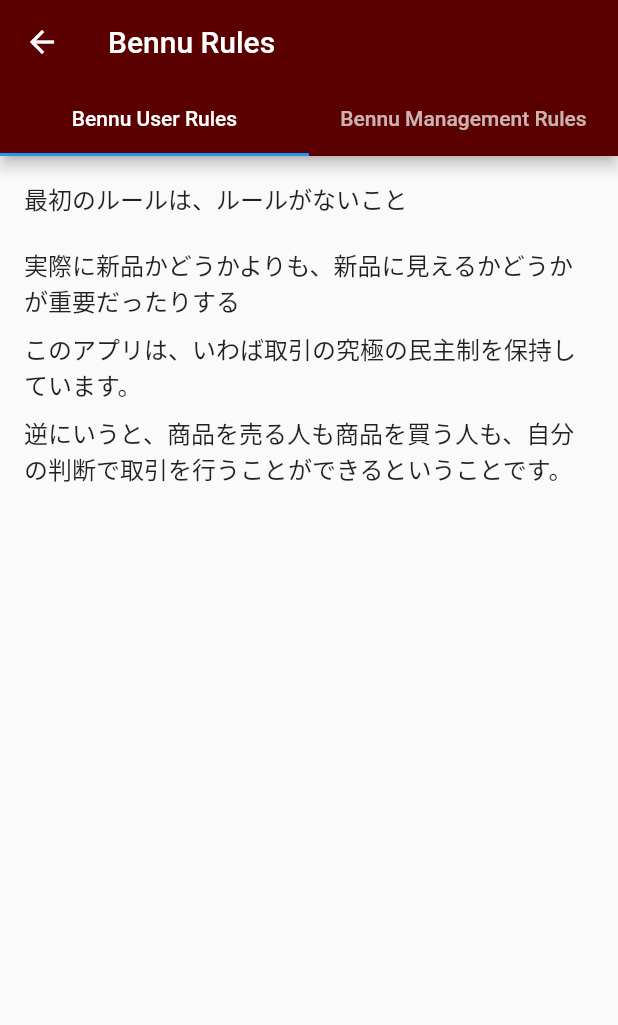
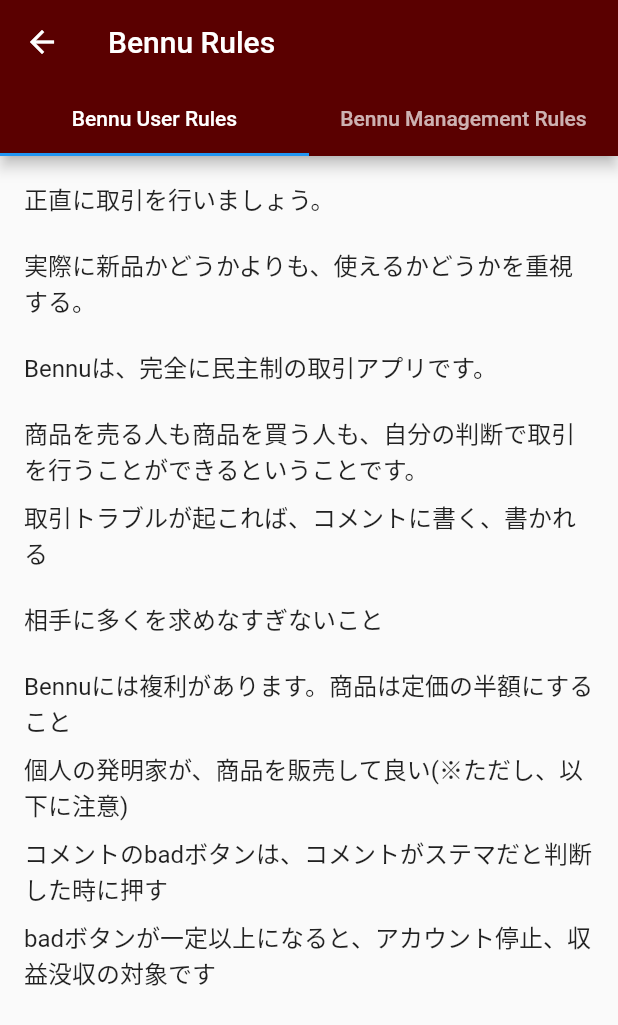
Before and after one commit to brief69/dms_front, a Flutter app: the SettingsPage screen opened directly, after a tap on "Bennu Rules", on a phone screen of 412 x 824 dp. Shown: the top 1025 px of the screen. Run offline on Flutter 3.47's test engine with Material 2 defaults, Android fonts, the light colour scheme and no system bars; our stand-ins replace cloud_firestore, firebase_auth, firebase_core, firebase_storage, flutter_riverpod, flutter_secure_storage and 4 more; missing offline and left inert: flutter_stripe, passkeys, solana; accounts and stored records are empty.

Commit message:
Change as appropriate

```diff
--- a/lib/models/media_model.dart
+++ b/lib/models/media_model.dart
@@ -1,3 +1,4 @@
+
 
 
 import 'package:cloud_firestore/cloud_firestore.dart';
@@ -14,7 +15,6 @@
   final String caption;
   final int stock;
   final int price;
-  final int relay;
 
   MediaModel({
     required this.videoUrl,
@@ -27,8 +27,7 @@
     required this.shares,
     required this.caption,
     required this.stock,
-    required this.price,
-    required this.relay, required FirebaseFirestore firestore,
+    required this.price, required FirebaseFirestore firestore,
   });
 
   get postDate => null;
--- a/lib/services/token_service.dart
+++ b/lib/services/token_service.dart
@@ -5,7 +5,7 @@
 import 'package:flutter_secure_storage/flutter_secure_storage.dart';
 
 Future<void> mintBerryToken(DocumentSnapshot<Map<String, dynamic>> post) async {
-  final storage = FlutterSecureStorage();
+  const storage = FlutterSecureStorage();
 
   // 秘密キーの取得
   final privateKeyString = await storage.read(key: 'privateKey');
--- a/lib/viewmodels/media_viewmodel.dart
+++ b/lib/viewmodels/media_viewmodel.dart
@@ -18,7 +18,6 @@
   String get caption => media.caption;
   int get stock => media.stock;
   int get price => media.price;
-  int get relay => media.relay;
 
 
   List<dynamic> get mediaItems => media.mediaItems;
--- a/lib/views/box_view.dart
+++ b/lib/views/box_view.dart
@@ -14,7 +14,8 @@
 
     return Scaffold(
       appBar: AppBar(
-        title: const Text("カート"), // TODO #2:タイトルは今後考えるかな
+        // appbarには、配送状況に応じて左から右に現在のステータスが表示されるようにする。
+        //
       ),
       body: ListView.builder(
         itemCount: boxItems.length,
@@ -60,13 +61,9 @@
   }
 }
 
-// box_view.dartは、商品のカートのページ
-// カートのページは、アプリのメインのタブバーの右側のタブに表示されており、
-// カートタブをタップすると、カートの中身が表示される
-// カートの中身は、商品の画像、商品名、商品の値段、商品の個数、商品の合計金額、商品の削除ボタンが表示される
-// 商品の削除ボタンを押すと、その商品がカートから削除される
+
+// stockの数は、左にマイナス、右にプラス、中心に現在の数が表示される。0にすると、商品がカートから削除される。
 // カートの中身の合計金額は、カートの中身の商品の合計金額の合計金額を表示する
-// 一つ一つの商品は、Listviewで表示する
-// 商品の個数は、プラスボタンとマイナスボタンで増減できる
-// 商品の個数を増減すると、商品の合計金額が変わる
-// 商品の個数を増減すると、カートの中身の合計金額が変わる
+// 一つ一つの商品は、gridviewで表示し、各グリッドは商品のmedia、price、stockの数、が表示れる。
+// グリッドをタップすると、商品の詳細ページに飛び、そのページではカート内の商品のみをlistviewで閲覧できる。
+// 商品の個数を増減すると、合計金額が変わる
--- a/lib/views/home_view.dart
+++ b/lib/views/home_view.dart
@@ -33,7 +33,6 @@
         caption: postData['caption'] ?? '',
         stock: postData['stock'] ?? 0,
         price: postData['price'] ?? 0,
-        relay: postData['relays'] ?? 0,
       ),
     );
   }
@@ -67,7 +66,6 @@
               postDate: doc['postDate'],
               likes: doc['likes'],
               comments: doc['comments'],
-              relays: doc['relays'],
               shares: doc['shares'],
               purchases: doc['Buy'],
               media: doc['media'],
--- a/lib/views/media_item_view.dart
+++ b/lib/views/media_item_view.dart
@@ -8,7 +8,7 @@
 class MediaItemView extends StatefulWidget {
   final MediaViewModel viewModel;
 
-  const MediaItemView({required this.viewModel, Key? key, required caption, required itemlimit, required postDate, required likes, required comments, required relays, required shares, required purchases, required media, required boxin}) : super(key: key);
+  const MediaItemView({required this.viewModel, Key? key, required caption, required itemlimit, required postDate, required likes, required comments, required shares, required purchases, required media, required boxin}) : super(key: key);
 
   @override
   MediaItemViewState createState() => MediaItemViewState();
@@ -108,8 +108,6 @@
               const SizedBox(width: 10),
               Text('\$${widget.viewModel.price}', style: const TextStyle(color: Colors.white)),
               const SizedBox(width: 10),
-              const Icon(Icons.location_on, color: Colors.white),
-              Text('${widget.viewModel.relay}', style: const TextStyle(color: Colors.white)),
             ],
           ),
         ),
@@ -153,7 +151,7 @@
               _keys[index].currentState?.pause();
             }
           },
-          child: MediaItemView(viewModel: widget.viewModels[index], key: _keys[index], caption: null, itemlimit: null, postDate: null, likes: null, comments: null, relays: null, shares: null, purchases: null, media: null, boxin: null,),
+          child: MediaItemView(viewModel: widget.viewModels[index], key: _keys[index], caption: null, itemlimit: null, postDate: null, likes: null, comments: null, shares: null, purchases: null, media: null, boxin: null,),
         );
       },
     );
--- a/lib/views/profilepages/settings_page.dart
+++ b/lib/views/profilepages/settings_page.dart
@@ -53,9 +53,6 @@
                     Navigator.push(context, MaterialPageRoute(builder: (context) => const AddressSetPage()));
                   },
                 ),
-                const ListTile(
-                  title: Text('AUTH004', style: TextStyle(color: Color.fromARGB(180, 60, 0, 0))),
-                ),
                 SwitchListTile(
                   title: const Text('Account Closed'),
                   value: viewModel.isAccountClosed ?? false,
--- a/lib/views/search_page.dart
+++ b/lib/views/search_page.dart
@@ -26,14 +26,15 @@
             onSubmitted: (query) {
               ref.read(searchProvider).fetchSearchResults(query);
             },
-            style: const TextStyle(color: Colors.white),  // 入力文字の色が白
+            style: const TextStyle(color: Colors.white),
           ),
           bottom: const TabBar(
-            labelColor: Colors.white,  // タブの文字色が白
+            labelColor: Colors.white,
             tabs: [
               Tab(text: 'Site'),
               Tab(text: 'Product'),
               Tab(text: 'User'),
+              Tab(text: '家電')
             ],
           ),
         ),
--- a/lib/views/settingpages/rules_page.dart
+++ b/lib/views/settingpages/rules_page.dart
@@ -40,31 +40,34 @@
     return ListView(
       children: const [
         ListTile(
-          title: Text('最初のルールは、ルールがないこと'),
+          title: Text('正直に取引を行いましょう。'),
         ),
         ListTile(
-          title: Text('実際に新品かどうかよりも、新品に見えるかどうかが重要だったりする'),
+          title: Text('実際に新品かどうかよりも、使えるかどうかを重視する。'),
         ),
         ListTile(
-          title: Text('このアプリは、いわば取引の究極の民主制を保持しています。'),
+          title: Text('Bennuは、完全に民主制の取引アプリです。'),
         ),
         ListTile(
-          title: Text('逆にいうと、商品を売る人も商品を買う人も、自分の判断で取引を行うことができるということです。'),
+          title: Text('商品を売る人も商品を買う人も、自分の判断で取引を行うことができるということです。'),
         ),
         ListTile(
-          title: Text(''),
+          title: Text('取引トラブルが起これば、コメントに書く、書かれる'),
         ),
         ListTile(
-          title: Text(''),
+          title: Text('相手に多くを求めなすぎないこと'),
         ),
         ListTile(
-          title: Text(''),
+          title: Text('Bennuには複利があります。商品は定価の半額にすること'),
         ),
         ListTile(
-          title: Text(''),
+          title: Text('個人の発明家が、商品を販売して良い(※ただし、以下に注意)'),
         ),
         ListTile(
-          title: Text(''),
+          title: Text('コメントのbadボタンは、コメントがステマだと判断した時に押す'),
+        ),
+        ListTile(
+          title: Text('badボタンが一定以上になると、アカウント停止、収益没収の対象です')
         ),
       ],
     );
@@ -124,7 +127,3 @@
 // あるいは、あなたが思っていたよりも、ずっとずっと安かったり、高かったりすることがあります。
 // そんなとき、あなたは、その商品を買ったお店に、その商品を返品したいと言います。
 // そのとき、お店の人は、あなたに、返品はできないと言うかもしれません。
-// あなたは、そのとき、お店の人に、返品できないのはおかしいと言うかもしれません。
-// お店の人は、あなたに、返品できないのは、お店のルールだからだと言うかもしれません。
-// あなたは、そのとき、お店の人に、ルールはおかしいと言うかもしれません。
-//
--- a/pubspec.yaml
+++ b/pubspec.yaml
@@ -20,6 +20,7 @@
   firebase_analytics:
   firebase_crashlytics:
   flutter_local_notifications:
+  sqflite:
   passkeys: ^1.0.2
   flutter_secure_storage:
   flutter_stripe:
```
Also changed, not shown: lib/views/post_view.dart (+8 -0 lines), lib/models/user.dart (line endings or trailing spaces).
